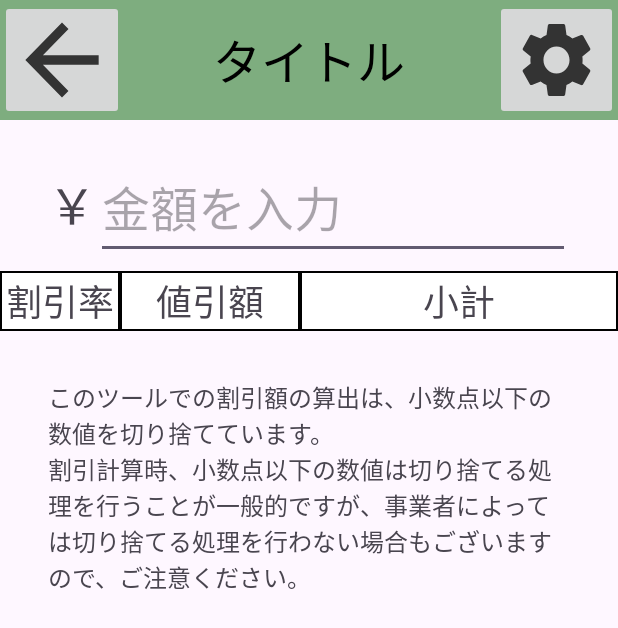
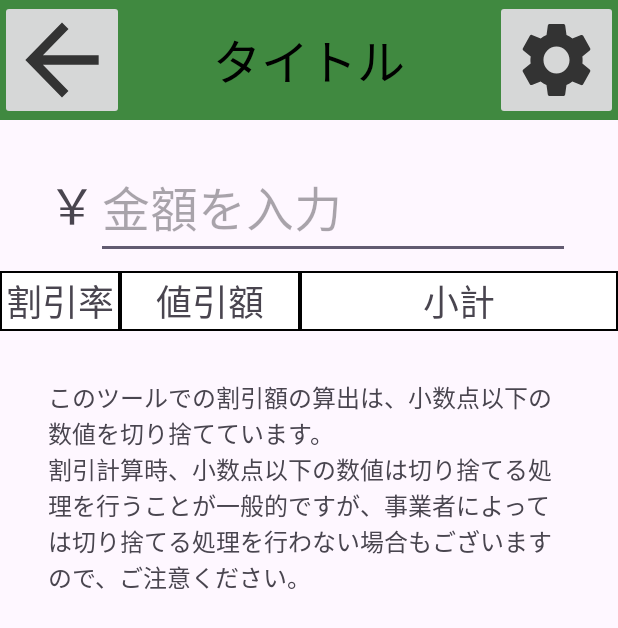
Before and after one commit to shori0429/DiscountCalc, an Android app: the screen it shows after launch (MainActivity), on a phone screen of 412 x 824 dp. Shown: the top 628 px of the screen. Run offline under Robolectric (Android 15) with nearby library versions, the phone set to English and light mode, and no system bars; our stand-ins replace Room's generated code; 2 statements that could not run were skipped.

Commit message:
ツールバーのアイコンをシーンチェンジと合わせて変更するように 【実装】
【修正】
・fragment_original_toolbar.xml
土台色の透明度を75%に変更

```diff
--- a/app/src/main/res/layout/fragment_original_toolbar.xml
+++ b/app/src/main/res/layout/fragment_original_toolbar.xml
@@ -4,7 +4,7 @@
     android:id="@+id/layout_custom_toolbar"
     android:layout_width="match_parent"
     android:layout_height="80dp"
-    android:background="@color/dark_green_alpha50"
+    android:background="@color/dark_green_alpha75"
     android:orientation="horizontal">
 
     <ImageButton
```
